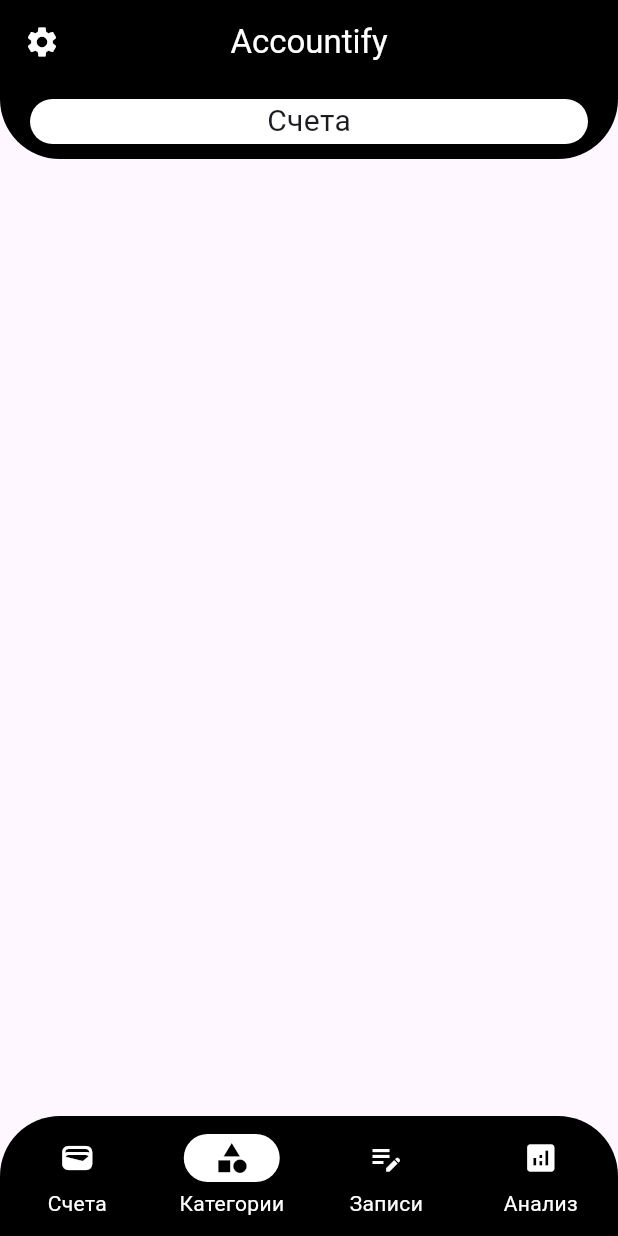
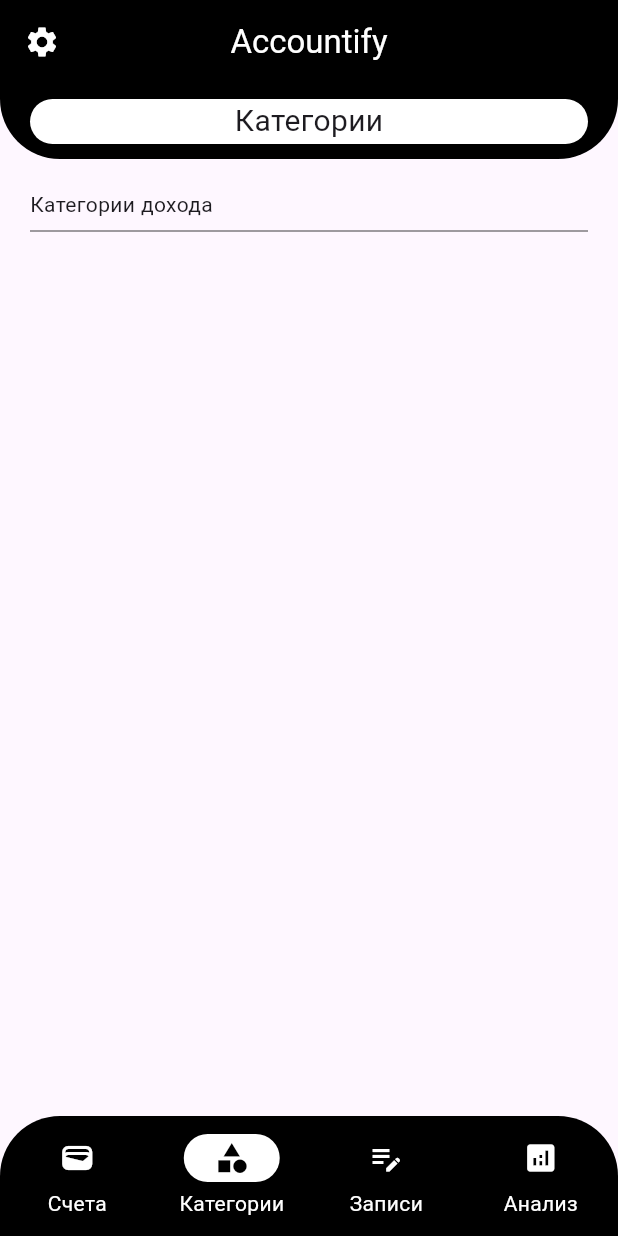
Before and after one commit to GavkarovTog/Accountify, a Flutter app: the screen it shows after launch, on a phone screen of 412 x 824 dp. Run offline on Flutter 3.47's test engine with Material 3 defaults, Android fonts, the phone set to English and light mode, and no system bars.

```diff
--- /dev/null
+++ b/lib/categories_tab.dart
@@ -0,0 +1,43 @@
+import 'package:flutter/material.dart';
+
+class CategoriesTab extends StatelessWidget {
+  const CategoriesTab({super.key});
+
+  Widget _createCategory(
+      BuildContext context,
+      {
+        required IconData icon,
+        required String name
+      }) {
+    return Column(
+      mainAxisSize: MainAxisSize.min,
+      children: [
+        Container(
+          padding: const EdgeInsets.all(10),
+          decoration: BoxDecoration(
+            color: Colors.black,
+            borderRadius: BorderRadius.circular(10),
+          ),
+          child: Icon(icon, color: Colors.white, size: 30,),
+        ),
+        Text(name)
+      ],
+    );
+  }
+
+  @override
+  Widget build(BuildContext context) {
+    return ListView(
+      shrinkWrap: true,
+      padding: EdgeInsets.symmetric(horizontal: 20),
+      children: [
+        const SizedBox(height: 20,),
+        const Text("Категории дохода"),
+        const Divider(
+          color: Colors.black,
+          thickness: 0.5,
+        )
+      ]
+    );
+  }
+}
--- a/lib/home_page.dart
+++ b/lib/home_page.dart
@@ -1,4 +1,13 @@
+import 'package:accountify/accounts_tab.dart';
+import 'package:accountify/categories_tab.dart';
 import 'package:flutter/material.dart';
+
+class NavigationTab {
+  String name;
+  Widget tab;
+
+  NavigationTab({required this.name, required this.tab});
+}
 
 class HomePage extends StatefulWidget {
   const HomePage({super.key});
@@ -9,6 +18,26 @@ class HomePage extends StatefulWidget {
 
 class _HomePageState extends State<HomePage> {
   int _tabIndex = 1;
+  late NavigationTab _currentTab = tabs[_tabIndex];
+
+  List<NavigationTab> tabs = [
+    NavigationTab(
+      name: "Счета",
+      tab: AccountsTab()
+    ),
+    NavigationTab(
+      name: "Категории",
+      tab: CategoriesTab()
+    ),
+    NavigationTab(
+      name: "Счет",
+      tab: AccountsTab()
+    ),
+    NavigationTab(
+      name: "Счет",
+      tab: AccountsTab()
+    ),
+  ];
 
   @override
   Widget build(BuildContext context) {
@@ -20,7 +49,7 @@ class _HomePageState extends State<HomePage> {
             //   borderRadius: BorderRadius.only(bottomLeft: Radius.circular(40), bottomRight: Radius.circular(40))
             // ),
             leading: IconButton(onPressed: () {}, icon: Icon(Icons.settings)),
-            title: Text("Accountify"),
+            title: const Text("Accountify"),
           ),
           ClipRRect(
             borderRadius: BorderRadius.only(bottomLeft: Radius.circular(40), bottomRight: Radius.circular(40)),
@@ -34,10 +63,11 @@ class _HomePageState extends State<HomePage> {
                   color: Colors.white,
                   borderRadius: BorderRadius.circular(40)
                 ),
-                child: const Text("Счета", style: TextStyle(fontSize: 20)),
+                child: Text(_currentTab.name, style: TextStyle(fontSize: 20)),
               ),
             ),
-          )
+          ),
+          _currentTab.tab
         ],
       ),
       bottomNavigationBar: ClipRRect(
@@ -49,7 +79,10 @@ class _HomePageState extends State<HomePage> {
             NavigationDestination(icon: Icon(Icons.edit_note_outlined), selectedIcon: Icon(Icons.edit_note_outlined, color: Colors.black), label: "Записи"),
             NavigationDestination(icon: Icon(Icons.analytics), selectedIcon: Icon(Icons.analytics, color: Colors.black), label: "Анализ"),
           ],
-          onDestinationSelected: (int index) => setState(() => _tabIndex = index),
+          onDestinationSelected: (int index) => setState(() {
+            _tabIndex = index;
+            _currentTab = tabs[_tabIndex];
+          } ),
 
           selectedIndex: _tabIndex,
           backgroundColor: Colors.black,
--- a/lib/main.dart
+++ b/lib/main.dart
@@ -1,7 +1,7 @@
 import 'package:accountify/home_page.dart';
 import 'package:flutter/material.dart';
 
-// Don't forget to try Autocomplete widget!
+// TODO: Don't forget to try Autocomplete widget!
 void main() {
   runApp(const AccountifyApp());
 }
@@ -13,12 +13,12 @@ class AccountifyApp extends StatelessWidget {
   Widget build(BuildContext context) {
     return MaterialApp(
       theme: Theme.of(context).copyWith(
-        appBarTheme: AppBarTheme(
+        appBarTheme: const AppBarTheme(
           backgroundColor: Colors.black,
           foregroundColor: Colors.white,
           centerTitle: true
         ),
-        navigationBarTheme: NavigationBarThemeData(
+        navigationBarTheme: const NavigationBarThemeData(
           labelTextStyle: MaterialStatePropertyAll(
             TextStyle(
               color: Colors.white
--- a/pubspec.yaml
+++ b/pubspec.yaml
@@ -35,6 +35,8 @@ dependencies:
   # The following adds the Cupertino Icons font to your application.
   # Use with the CupertinoIcons class for iOS style icons.
   cupertino_icons: ^1.0.2
+  intl: ^0.19.0
+  provider: ^6.1.1
 
 dev_dependencies:
   flutter_test:
```
Also changed, not shown: lib/accounts_tab.dart (added, +76 -0 lines).
